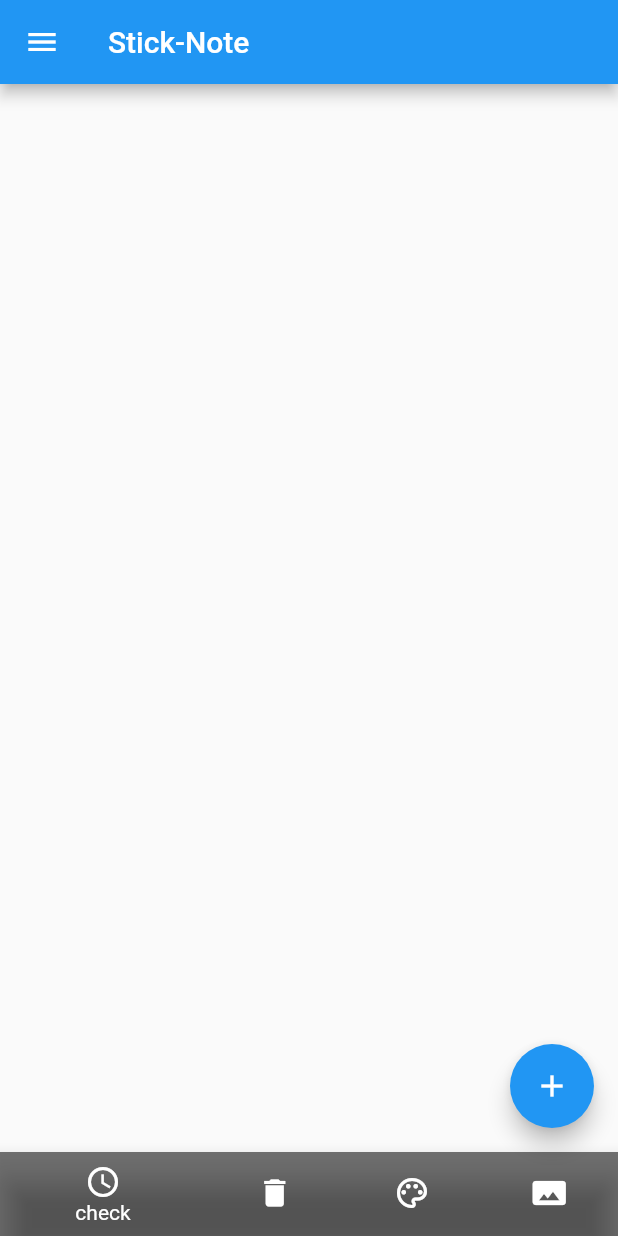
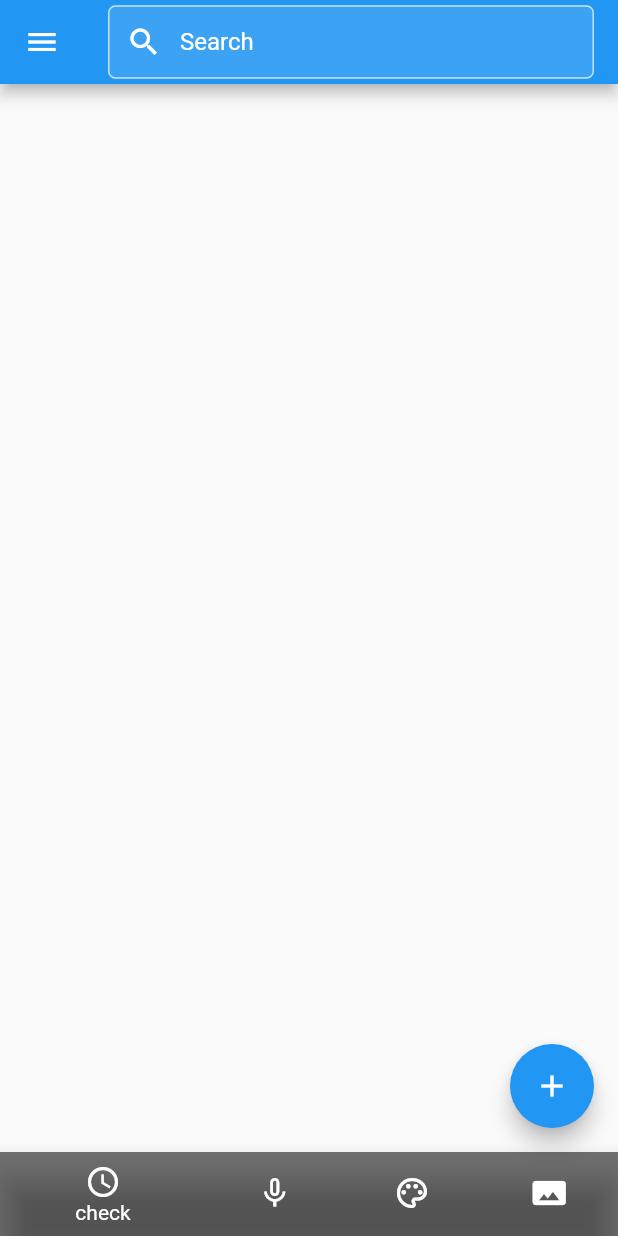
Before and after one commit to quynhtram01/Note-App, a Flutter app: the screen it shows after launch, on a phone screen of 412 x 824 dp. Run offline on Flutter 3.47's test engine with Material 2 defaults, Android fonts, the phone set to English and light mode, and no system bars.

Commit message:
update main

```diff
--- a/lib/contents/Note.dart
+++ b/lib/contents/Note.dart
@@ -63,8 +63,8 @@ class _NoteState extends State<Note> {
             backgroundColor: Colors.black54,
           ),
           BottomNavigationBarItem(
-            icon: Icon(Icons.home),
-            label: 'Home',
+            icon: Icon(Icons.panorama),
+            label: 'images',
             backgroundColor: Colors.black54,
           ),
         ],
--- a/lib/main.dart
+++ b/lib/main.dart
@@ -34,8 +34,6 @@ class MyHomePage extends StatefulWidget {
 
 class _MyHomePageState extends State<MyHomePage> {
   int _counter = 0;
-
-
   void _incrementCounter() {
     setState(() {
       _counter++;
@@ -46,8 +44,11 @@ class _MyHomePageState extends State<MyHomePage> {
   Widget build(BuildContext context) => Scaffold(
       drawer: const NavigationDrawerWidget(),
       appBar: AppBar(
-        title: Text(widget.title),
+        title: buildSearchFile(),
       ),
+      //body: Center(
+      //  child: _widgetOptions.elementAt(_selectedIndex),
+      //),
       floatingActionButton: FloatingActionButton(
         tooltip: 'Increment',
         child: Icon(Icons.add),
@@ -61,26 +62,52 @@ class _MyHomePageState extends State<MyHomePage> {
             icon: Icon(Icons.access_time),
             label: 'check',
             backgroundColor: Colors.black54,
-
           ),
           BottomNavigationBarItem(
-            icon: Icon(Icons.delete),
-            label: 'delete',
-            backgroundColor: Colors.black54,
+            icon: Icon(Icons.mic_none),
+            label: 'mic',
+            backgroundColor: Colors.greenAccent,
           ),
           BottomNavigationBarItem(
             icon: Icon(Icons.palette_outlined),
             label: 'paint',
-            backgroundColor: Colors.black54,
+            backgroundColor: Colors.blue,
           ),
           BottomNavigationBarItem(
             icon: Icon(Icons.panorama),
             label: 'images',
-            backgroundColor: Colors.black54,
+            backgroundColor: Colors.purple,
           ),
         ],
-      )
+        //currentIndex: _selectedIndex,
+        //selectedItemColor: Colors.amber[800],
+       // onTap: _onItemTapped,
+  )
   );
+
+  buildSearchFile() {
+    final color = Colors.white;
+
+    return TextField(
+      style: TextStyle(color: color),
+      decoration: InputDecoration(
+        contentPadding: EdgeInsets.symmetric(horizontal: 20, vertical: 15),
+        hintText: 'Search',
+        hintStyle: TextStyle(color: color),
+        prefixIcon: Icon(Icons.search, color: color),
+        filled: true,
+        fillColor: Colors.white12,
+        enabledBorder: OutlineInputBorder(
+          borderRadius: BorderRadius.circular(5),
+          borderSide: BorderSide(color: color.withOpacity(0.7)),
+        ),
+        focusedBorder: OutlineInputBorder(
+          borderRadius: BorderRadius.circular(5),
+          borderSide: BorderSide(color: color.withOpacity(0.7)),
+        ),
+      ),
+    );
+  }
 }
 
 class CustomListTile extends StatelessWidget{
```
